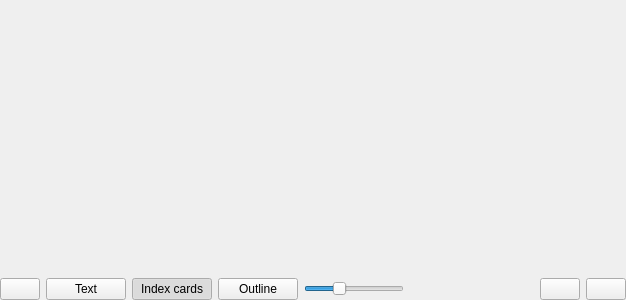
olivierkes/manuskript, file src/ui/editors/mainEditor_ui.ui: the form before one commit.
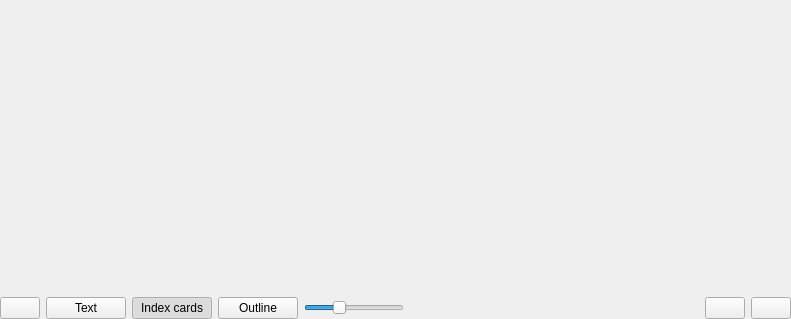
The form after the commit. Icons and pictures are not drawn. Custom widgets are drawn as their Qt base class.

Commit message: Moved textformatter in mainEditor

```diff
--- a/src/ui/editors/mainEditor_ui.ui
+++ b/src/ui/editors/mainEditor_ui.ui
@@ -6,8 +6,8 @@
    <rect>
     <x>0</x>
     <y>0</y>
-    <width>626</width>
-    <height>300</height>
+    <width>791</width>
+    <height>319</height>
    </rect>
   </property>
   <property name="windowTitle">
@@ -119,6 +119,35 @@
        </property>
       </widget>
      </item>
+     <item>
+      <spacer name="horizontalSpacer_3">
+       <property name="orientation">
+        <enum>Qt::Horizontal</enum>
+       </property>
+       <property name="sizeHint" stdset="0">
+        <size>
+         <width>40</width>
+         <height>20</height>
+        </size>
+       </property>
+      </spacer>
+     </item>
+     <item>
+      <widget class="textFormat" name="textFormat" native="true">
+       <property name="sizePolicy">
+        <sizepolicy hsizetype="Preferred" vsizetype="Fixed">
+         <horstretch>0</horstretch>
+         <verstretch>0</verstretch>
+        </sizepolicy>
+       </property>
+       <property name="minimumSize">
+        <size>
+         <width>20</width>
+         <height>20</height>
+        </size>
+       </property>
+      </widget>
+     </item>
      <item>
       <spacer name="horizontalSpacer_2">
        <property name="orientation">
@@ -196,6 +225,14 @@
    </item>
   </layout>
  </widget>
+ <customwidgets>
+  <customwidget>
+   <class>textFormat</class>
+   <extends>QWidget</extends>
+   <header>ui.editors.textFormat.h</header>
+   <container>1</container>
+  </customwidget>
+ </customwidgets>
  <resources/>
  <connections/>
  <buttongroups>
```
The commit also changes 5 other files.
